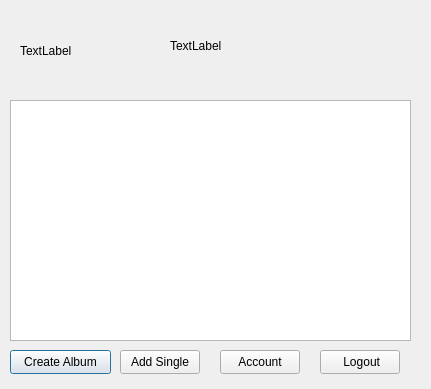
Above: artistdashboard.ui from Kiana-hash/MusicAppQt before the change. Below: the same form after it.
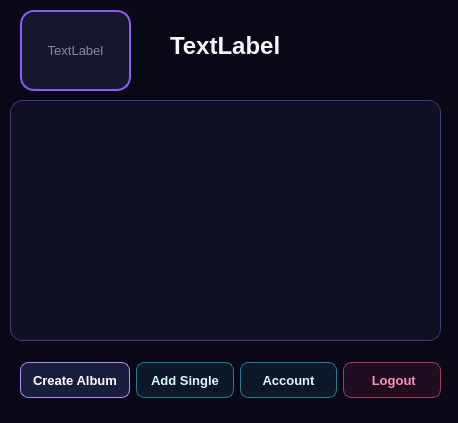
That is the form after the change.

Commit message: made the ui stylish with stylesheets and added resource file for  background images inside app

What changed in the file:
```diff
--- a/artistdashboard.ui
+++ b/artistdashboard.ui
@@ -6,19 +6,377 @@
    <rect>
     <x>0</x>
     <y>0</y>
-    <width>431</width>
-    <height>389</height>
+    <width>458</width>
+    <height>423</height>
    </rect>
   </property>
   <property name="windowTitle">
    <string>Dialog</string>
   </property>
+  <property name="styleSheet">
+   <string notr="true">/* =========================================
+   SHARED DARK SYNTHWAVE FOUNDATION
+   ========================================= */
+
+QWidget {
+    color: #F7F5FF;
+    font-family: &quot;Segoe UI&quot;;
+    font-size: 10pt;
+}
+
+QDialog,
+QMainWindow {
+    background-color: #080817;
+}
+
+/* ---------- Labels ---------- */
+
+QLabel {
+    color: #F7F5FF;
+    background-color: transparent;
+}
+
+/* ---------- Text inputs ---------- */
+
+QLineEdit,
+QTextEdit,
+QSpinBox,
+QComboBox {
+    color: #F7F5FF;
+    background-color: rgba(17, 19, 39, 235);
+
+    border: 1px solid #37335C;
+    border-radius: 8px;
+
+    padding: 6px 9px;
+
+    selection-background-color: #8B5CF6;
+    selection-color: white;
+}
+
+QLineEdit:hover,
+QTextEdit:hover,
+QSpinBox:hover,
+QComboBox:hover {
+    border-color: #625A92;
+}
+
+QLineEdit:focus,
+QTextEdit:focus,
+QSpinBox:focus,
+QComboBox:focus {
+    background-color: #151831;
+    border: 1px solid #27D7F2;
+}
+
+QLineEdit:disabled,
+QTextEdit:disabled,
+QSpinBox:disabled,
+QComboBox:disabled {
+    color: #686581;
+    background-color: #0E1022;
+    border-color: #25233D;
+}
+
+/* ---------- Combo box ---------- */
+
+QComboBox::drop-down {
+    width: 25px;
+    border: none;
+}
+
+QComboBox QAbstractItemView {
+    color: #F7F5FF;
+    background-color: #14162D;
+
+    border: 1px solid #534B82;
+    border-radius: 7px;
+
+    padding: 4px;
+    outline: none;
+
+    selection-color: white;
+    selection-background-color: #734BD1;
+}
+
+/* ---------- Buttons ---------- */
+
+QPushButton {
+    min-height: 30px;
+
+    color: #F7F5FF;
+    background-color: #1A1D3B;
+
+    border: 1px solid #49446F;
+    border-radius: 8px;
+
+    padding: 2px 12px;
+
+    font-weight: 600;
+}
+
+QPushButton:hover {
+    background-color: #27264D;
+    border-color: #9B7CFF;
+}
+
+QPushButton:pressed {
+    background-color: #342A68;
+    border-color: #F15BB5;
+}
+
+QPushButton:focus {
+    border-color: #27D7F2;
+}
+
+QPushButton:disabled {
+    color: #686581;
+    background-color: #101225;
+    border-color: #282640;
+}
+
+/* ---------- Lists ---------- */
+
+QListWidget {
+    color: #F7F5FF;
+    background-color: rgba(14, 16, 35, 238);
+
+    border: 1px solid #302D52;
+    border-radius: 12px;
+
+    padding: 5px;
+    outline: none;
+}
+
+QListWidget::item {
+    min-height: 34px;
+
+    margin: 2px;
+    padding: 6px 9px;
+
+    border-radius: 8px;
+}
+
+QListWidget::item:hover {
+    background-color: rgba(93, 68, 157, 125);
+}
+
+QListWidget::item:selected {
+    color: white;
+    background-color: #6842C2;
+}
+
+/* ---------- Scrollbars ---------- */
+
+QScrollBar:vertical {
+    width: 10px;
+
+    background-color: transparent;
+
+    margin: 5px 2px 5px 0;
+}
+
+QScrollBar::handle:vertical {
+    min-height: 30px;
+
+    background-color: #4C4477;
+    border-radius: 5px;
+}
+
+QScrollBar::handle:vertical:hover {
+    background-color: #8B5CF6;
+}
+
+QScrollBar::add-line:vertical,
+QScrollBar::sub-line:vertical,
+QScrollBar::add-page:vertical,
+QScrollBar::sub-page:vertical {
+    height: 0;
+    background-color: transparent;
+}
+
+/* ---------- Radio buttons ---------- */
+
+QRadioButton {
+    color: #D8D4EC;
+    spacing: 7px;
+}
+
+QRadioButton::indicator {
+    width: 15px;
+    height: 15px;
+
+    background-color: #111327;
+
+    border: 1px solid #625A92;
+    border-radius: 8px;
+}
+
+QRadioButton::indicator:hover {
+    border-color: #27D7F2;
+}
+
+QRadioButton::indicator:checked {
+    background-color: #F15BB5;
+    border: 4px solid #211B43;
+}
+
+/* ---------- Sliders ---------- */
+
+QSlider::groove:horizontal {
+    height: 6px;
+
+    background-color: #292642;
+    border-radius: 3px;
+}
+
+QSlider::sub-page:horizontal {
+    background: qlineargradient(
+        x1: 0,
+        y1: 0,
+        x2: 1,
+        y2: 0,
+        stop: 0 #27D7F2,
+        stop: 0.52 #8B5CF6,
+        stop: 1 #F15BB5
+    );
+
+    border-radius: 3px;
+}
+
+QSlider::add-page:horizontal {
+    background-color: #292642;
+    border-radius: 3px;
+}
+
+QSlider::handle:horizontal {
+    width: 15px;
+
+    margin: -5px 0;
+
+    background-color: #F7F5FF;
+
+    border: 2px solid #A66CFF;
+    border-radius: 8px;
+}
+
+QSlider::handle:horizontal:hover {
+    background-color: #27D7F2;
+    border-color: white;
+}
+
+/* ---------- Tooltips ---------- */
+
+QToolTip {
+    color: white;
+    background-color: #171A35;
+
+    border: 1px solid #8B5CF6;
+    border-radius: 5px;
+
+    padding: 5px;
+}
+
+/* ---------- Message boxes ---------- */
+
+QMessageBox {
+    background-color: #0D0F20;
+}
+
+QMessageBox QLabel {
+    min-width: 260px;
+    color: #F7F5FF;
+}
+
+QMessageBox QPushButton {
+    min-width: 84px;
+}
+
+/* ARTIST DASHBOARD */
+
+QDialog#ArtistDashboard {
+    background: qradialgradient(
+        cx: 0.8,
+        cy: 0.05,
+        radius: 1,
+        stop: 0 #2B174B,
+        stop: 0.42 #11142D,
+        stop: 1 #080817
+    );
+}
+
+QLabel#welcomeLabel {
+    color: #F7F5FF;
+
+    font-family: &quot;Bahnschrift&quot;;
+    font-size: 18pt;
+    font-weight: 700;
+}
+
+QLabel#profilePhotoLabel {
+    color: #8D87A6;
+    background-color: #15172F;
+
+    border: 2px solid #8B5CF6;
+    border-radius: 14px;
+}
+
+QListWidget#albumsListWidget {
+    border-color: #4A3A78;
+}
+
+QPushButton#createAlbumButton {
+    color: white;
+
+    background: qlineargradient(
+        x1: 0,
+        y1: 0,
+        x2: 1,
+        y2: 0,
+        stop: 0 #6941C6,
+        stop: 0.55 #8B5CF6,
+        stop: 1 #D946A5
+    );
+
+    border-color: #B58AFF;
+}
+
+QPushButton#createAlbumButton:hover {
+    border-color: #27D7F2;
+}
+
+QPushButton#createSingleButton,
+QPushButton#accountButton {
+    color: #DFFAFF;
+    background-color: rgba(39, 215, 242, 20);
+    border-color: #267F91;
+}
+
+QPushButton#createSingleButton:hover,
+QPushButton#accountButton:hover {
+    color: #07151A;
+    background-color: #27D7F2;
+    border-color: #9CF5FF;
+}
+
+QPushButton#logoutButton {
+    color: #FF8EB4;
+    background-color: rgba(183, 43, 91, 35);
+    border-color: #A63A61;
+}
+
+QPushButton#logoutButton:hover {
+    color: white;
+    background-color: #B72B5B;
+    border-color: #FF8EB4;
+}</string>
+  </property>
   <widget class="QLabel" name="welcomeLabel">
    <property name="geometry">
     <rect>
      <x>170</x>
      <y>30</y>
-     <width>141</width>
+     <width>271</width>
      <height>31</height>
     </rect>
    </property>
@@ -31,75 +389,69 @@
     <rect>
      <x>10</x>
      <y>100</y>
-     <width>401</width>
+     <width>431</width>
      <height>241</height>
     </rect>
    </property>
   </widget>
-  <widget class="QPushButton" name="createAlbumButton">
-   <property name="geometry">
-    <rect>
-     <x>10</x>
-     <y>350</y>
-     <width>101</width>
-     <height>24</height>
-    </rect>
-   </property>
-   <property name="text">
-    <string>Create Album</string>
-   </property>
-  </widget>
-  <widget class="QPushButton" name="createSingleButton">
-   <property name="geometry">
-    <rect>
-     <x>120</x>
-     <y>350</y>
-     <width>80</width>
-     <height>24</height>
-    </rect>
-   </property>
-   <property name="text">
-    <string>Add Single</string>
-   </property>
-  </widget>
-  <widget class="QPushButton" name="accountButton">
-   <property name="geometry">
-    <rect>
-     <x>220</x>
-     <y>350</y>
-     <width>80</width>
-     <height>24</height>
-    </rect>
-   </property>
-   <property name="text">
-    <string>Account</string>
-   </property>
-  </widget>
-  <widget class="QPushButton" name="logoutButton">
-   <property name="geometry">
-    <rect>
-     <x>320</x>
-     <y>350</y>
-     <width>80</width>
-     <height>24</height>
-    </rect>
-   </property>
-   <property name="text">
-    <string> Logout</string>
-   </property>
-  </widget>
   <widget class="QLabel" name="profilePhotoLabel">
    <property name="geometry">
     <rect>
      <x>20</x>
      <y>10</y>
-     <width>101</width>
+     <width>111</width>
      <height>81</height>
     </rect>
    </property>
    <property name="text">
     <string>TextLabel</string>
    </property>
+   <property name="scaledContents">
+    <bool>true</bool>
+   </property>
+   <property name="alignment">
+    <set>Qt::AlignmentFlag::AlignCenter</set>
+   </property>
+  </widget>
+  <widget class="QWidget" name="horizontalLayoutWidget">
+   <property name="geometry">
+    <rect>
+     <x>20</x>
+     <y>340</y>
+     <width>421</width>
+     <height>80</height>
+    </rect>
+   </property>
+   <layout class="QHBoxLayout" name="horizontalLayout">
+    <item>
+     <widget class="QPushButton" name="createAlbumButton">
+      <property name="text">
+       <string>Create Album</string>
+      </property>
+     </widget>
+    </item>
+    <item>
+     <widget class="QPushButton" name="createSingleButton">
+      <property name="text">
+       <string>Add Single</string>
+      </property>
+     </widget>
+    </item>
+    <item>
+     <widget class="QPushButton" name="accountButton">
+      <property name="text">
+       <string>Account</string>
+      </property>
+     </widget>
+    </item>
+    <item>
+     <widget class="QPushButton" name="logoutButton">
+      <property name="text">
+       <string> Logout</string>
+      </property>
+     </widget>
+    </item>
+   </layout>
   </widget>
  </widget>
  <resources/>
```
The commit also changes 25 other files.
